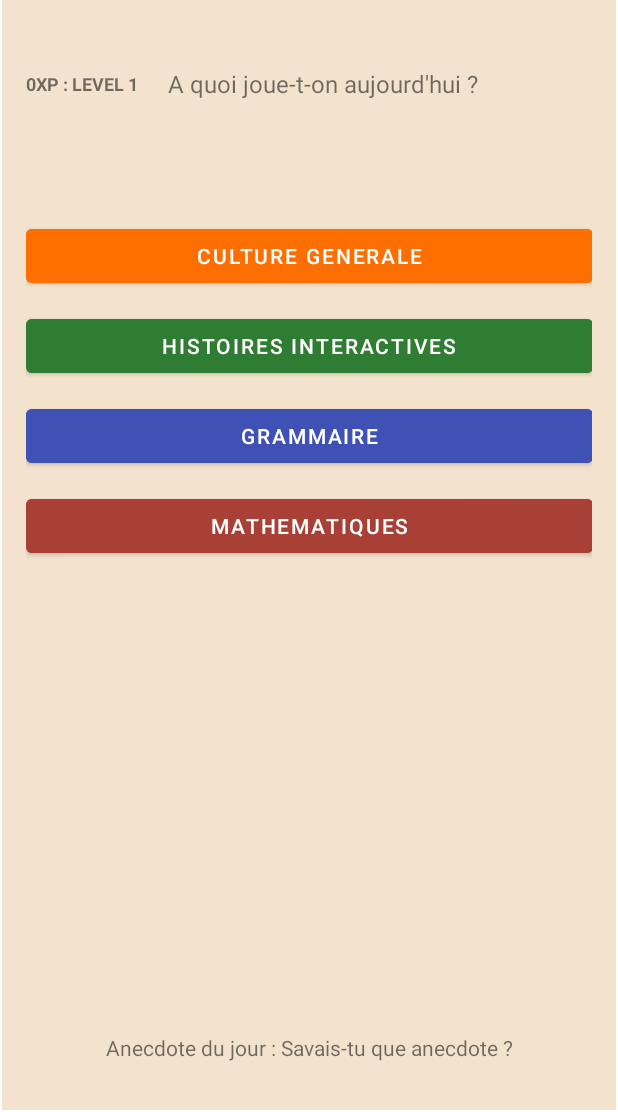
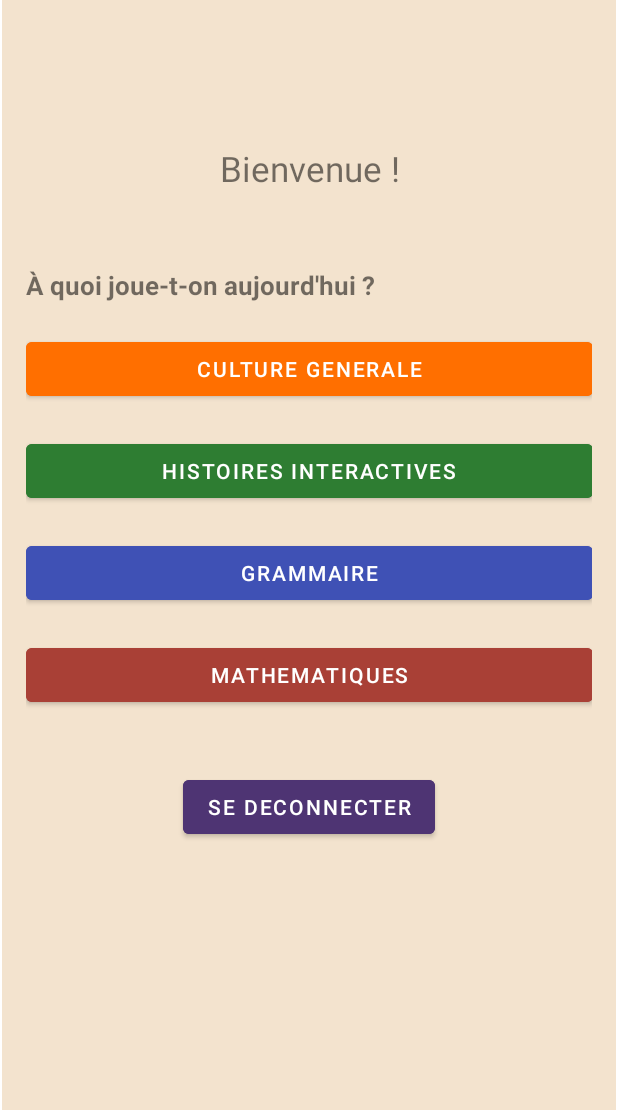
Before and after one commit to palminaN/EduLLM, an Android app: the HomeEnfantFragment screen opened through its navigation route, on a phone screen of 412 x 824 dp, the part 124-1236 px from its top. Run offline under Robolectric (Android 15) with nearby library versions, the phone set to English and light mode, and no system bars; 1 statement that could not run was skipped.

Commit message:
Update des layouts

```diff
--- a/app/src/main/res/layout/fragment_home_enfant.xml
+++ b/app/src/main/res/layout/fragment_home_enfant.xml
@@ -1,6 +1,5 @@
 <?xml version="1.0" encoding="utf-8"?>
-<androidx.constraintlayout.widget.ConstraintLayout
-    xmlns:android="http://schemas.android.com/apk/res/android"
+<androidx.constraintlayout.widget.ConstraintLayout xmlns:android="http://schemas.android.com/apk/res/android"
     xmlns:app="http://schemas.android.com/apk/res-auto"
     xmlns:tools="http://schemas.android.com/tools"
     android:layout_width="match_parent"
@@ -8,52 +7,52 @@
     android:background="@null"
     android:padding="16dp">
 
+
     <!-- XP + Avatar -->
-    <LinearLayout
-        android:id="@+id/topBar"
-        android:layout_width="0dp"
+    <TextView
+        android:id="@+id/tv_bienvenue"
+        android:layout_width="match_parent"
         android:layout_height="wrap_content"
-        android:gravity="center_vertical"
+        android:layout_marginTop="52dp"
+        android:gravity="center_horizontal|center_vertical"
         android:orientation="horizontal"
+        android:text="Bienvenue !"
+        android:textSize="23dp"
         app:layout_constraintEnd_toEndOf="parent"
+        app:layout_constraintHorizontal_bias="1.0"
         app:layout_constraintStart_toStartOf="parent"
-        app:layout_constraintTop_toTopOf="parent"
-        >
+        app:layout_constraintTop_toTopOf="parent" />
 
-        <TextView
-            android:id="@+id/xpLevel"
-            android:layout_width="wrap_content"
-            android:layout_height="wrap_content"
-            android:layout_marginEnd="20dp"
-            android:text="0XP : LEVEL 1"
-            android:textSize="12sp"
-            android:textStyle="bold" />
 
-        <TextView
-            android:id="@+id/subtitle"
-            android:layout_width="wrap_content"
-            android:layout_height="wrap_content"
-            android:text="A quoi joue-t-on aujourd'hui ?"
-            android:textSize="16sp" />
-    </LinearLayout>
 
+
+    <TextView
+        android:id="@+id/message_jeux"
+        android:layout_width="match_parent"
+        android:layout_height="wrap_content"
+        android:layout_marginTop="50dp"
+        android:text="À quoi joue-t-on aujourd'hui ?"
+        android:textSize="17dp"
+        android:textStyle="bold"
+        app:layout_constraintTop_toBottomOf="@id/tv_bienvenue"
+        />
 
     <LinearLayout
         android:id="@+id/buttonContainer"
         android:layout_width="378dp"
-        android:layout_height="323dp"
-        android:layout_marginTop="80dp"
+        android:layout_height="wrap_content"
+        android:layout_marginTop="20dp"
         android:orientation="vertical"
         app:layout_constraintEnd_toEndOf="parent"
         app:layout_constraintHorizontal_bias="1.0"
         app:layout_constraintStart_toStartOf="parent"
-        app:layout_constraintTop_toBottomOf="@id/topBar">
+        app:layout_constraintTop_toBottomOf="@id/message_jeux">
 
         <Button
             android:id="@+id/btnCulture"
             android:layout_width="match_parent"
             android:layout_height="wrap_content"
-            android:layout_marginBottom="12dp"
+            android:layout_marginBottom="20dp"
             android:backgroundTint="#FF6F00"
             android:text="Culture Generale"
             android:textColor="#FFFFFF" />
@@ -62,7 +61,7 @@
             android:id="@+id/btnHistoires"
             android:layout_width="match_parent"
             android:layout_height="wrap_content"
-            android:layout_marginBottom="12dp"
+            android:layout_marginBottom="20dp"
             android:backgroundTint="#2E7D32"
             android:text="Histoires Interactives"
             android:textColor="#FFFFFF" />
@@ -71,7 +70,7 @@
             android:id="@+id/btnGrammaire"
             android:layout_width="match_parent"
             android:layout_height="wrap_content"
-            android:layout_marginBottom="12dp"
+            android:layout_marginBottom="20dp"
             android:backgroundTint="#3F51B5"
             android:text="Grammaire"
             android:textColor="#FFFFFF" />
@@ -80,21 +79,26 @@
             android:id="@+id/btnMaths"
             android:layout_width="match_parent"
             android:layout_height="wrap_content"
-            android:layout_marginBottom="12dp"
+            android:layout_marginBottom="20dp"
             android:backgroundTint="#A94036"
             android:text="Mathematiques"
             android:textColor="#FFFFFF" />
+
+    <LinearLayout
+        android:layout_width="match_parent"
+        android:layout_height="wrap_content"
+        android:gravity="center">
+        <Button
+            android:id="@+id/btnLogOutEnfant"
+            android:layout_width="wrap_content"
+            android:layout_height="wrap_content"
+            android:layout_marginBottom="20dp"
+            android:layout_marginTop="20dp"
+            android:backgroundTint="#4E3473"
+            android:text="Se deconnecter"
+            android:textColor="#FFFFFF" />
     </LinearLayout>
 
-    <TextView
-        android:id="@+id/funFact"
-        android:layout_width="wrap_content"
-        android:layout_height="wrap_content"
-        android:text="Anecdote du jour : Savais-tu que \anecdote\ ?"
-        android:textSize="14sp"
-        app:layout_constraintBottom_toBottomOf="parent"
-        app:layout_constraintStart_toStartOf="parent"
-        app:layout_constraintEnd_toEndOf="parent"
-        android:layout_marginBottom="16dp"/>
+    </LinearLayout>
 
 </androidx.constraintlayout.widget.ConstraintLayout>
--- a/app/src/main/res/layout/fragment_maths.xml
+++ b/app/src/main/res/layout/fragment_maths.xml
@@ -1,8 +1,10 @@
 <?xml version="1.0" encoding="utf-8"?>
 <androidx.constraintlayout.widget.ConstraintLayout xmlns:android="http://schemas.android.com/apk/res/android"
     xmlns:app="http://schemas.android.com/apk/res-auto"
+    xmlns:tools="http://schemas.android.com/tools"
     android:background="@null"
     android:padding="24dp" android:layout_height="match_parent" android:layout_width="match_parent">
+
 
     <TextView
         android:id="@+id/tvMathTitle"
@@ -37,7 +39,7 @@
         android:inputType="numberDecimal"
         android:minHeight="100dp"
         android:padding="12dp"
-        android:textSize="28dp"
+        android:textSize="18dp"
         app:layout_constraintEnd_toEndOf="parent"
         app:layout_constraintStart_toStartOf="parent"
         app:layout_constraintTop_toBottomOf="@id/tvProblem" />
--- a/app/src/main/res/layout/fragment_vocab.xml
+++ b/app/src/main/res/layout/fragment_vocab.xml
@@ -37,7 +37,8 @@
         android:background="@color/white"
         android:hint="Entre ta réponse dans cette case !"
         android:gravity="top|start"
-        android:inputType="textCapWords"
+        android:inputType="textMultiLine"
+        android:scrollHorizontally="false"
         android:padding="12dp"
         app:layout_constraintTop_toBottomOf="@id/tvVocabPrompt"
         app:layout_constraintStart_toStartOf="parent"
```
Also changed, not shown: app/src/main/res/layout/fragment_ajouter_enfant.xml (added, +93 -0 lines), app/src/main/res/layout/fragment_change_password.xml (added, +60 -0 lines), app/src/main/res/layout/fragment_connexion.xml (+6 -5 lines), app/src/main/res/layout/fragment_culture.xml (+40 -30 lines), app/src/main/res/layout/fragment_inscription.xml (+9 -9 lines), app/src/main/res/layout/fragment_parent_gestion_enfants.xml (renamed from app/src/main/res/layout/fragment_parent_settings.xml, +7 -8 lines), app/src/main/res/layout/fragment_profil_parent.xml (+19 -9 lines).
